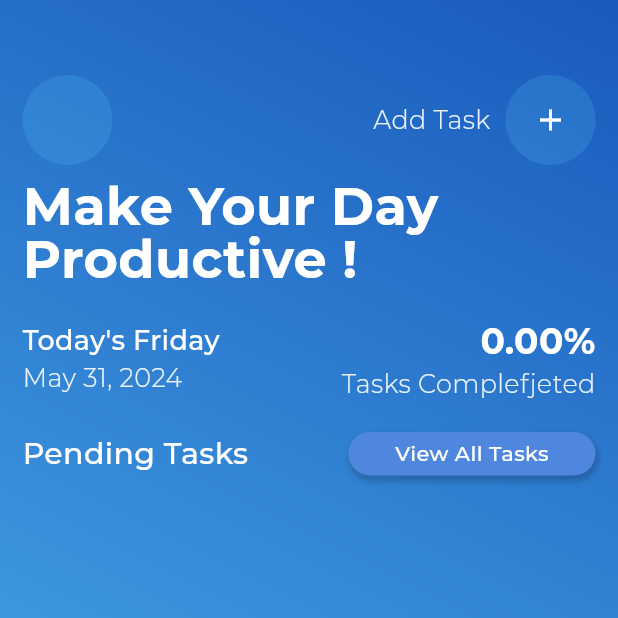
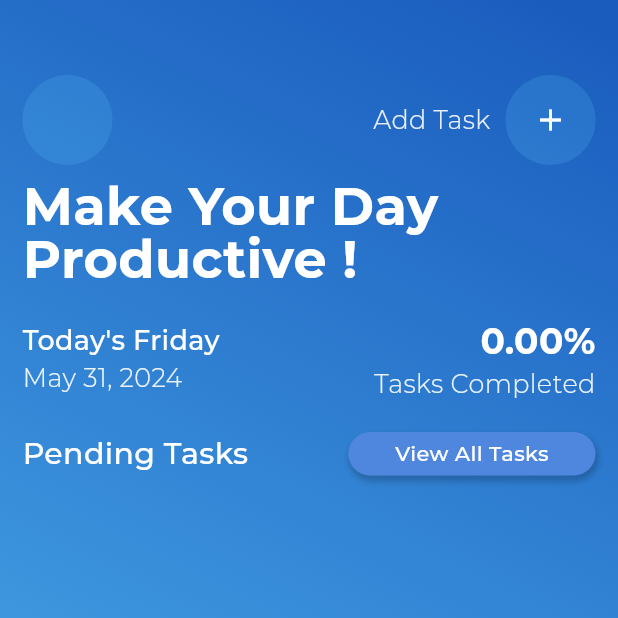
Before and after one commit to mianhusnain1/To_Do, a Flutter app: the screen it shows after launch, on a phone screen of 412 x 824 dp, the top half of it. Run offline on Flutter 3.47's test engine with Material 3 defaults, Android fonts, the phone set to English and light mode, and no system bars; drawn by our look-alikes of lottie; our stand-ins replace flutter_slidable, flutter_spinkit, hive, hive_flutter; accounts and stored records are empty; project files that could hold a hidden picture were left out.

Commit message:
Task Screen

```diff
--- a/lib/screens/home.dart
+++ b/lib/screens/home.dart
@@ -191,7 +191,7 @@ class _HomeScreenState extends State<HomeScreen> {
                 children: [
                   _buildPercentageWidget(),
                   Text(
-                    "Tasks Complefjeted",
+                    "Tasks Completed",
                     style: TextStyle(
                         color: Colors.white.withOpacity(0.9),
                         fontSize: 17,
```
